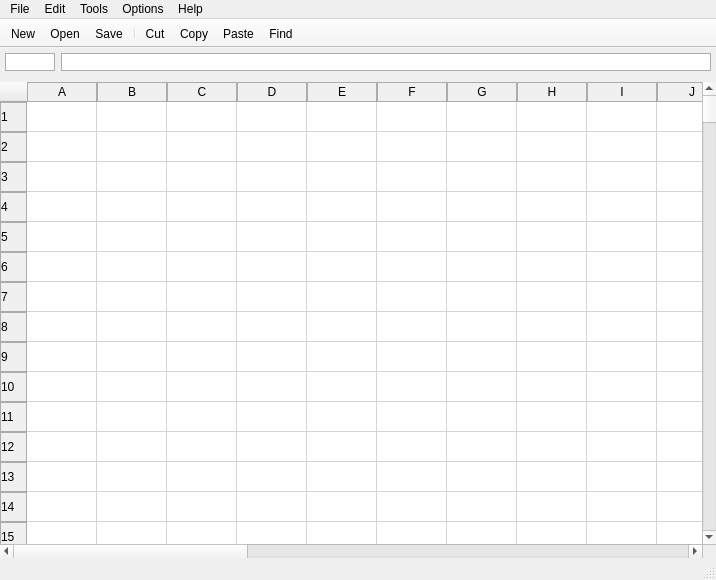
First picture: the form in table/main-window.ui, repository vbykovsky/polytech-qt-cpp, before the edit.
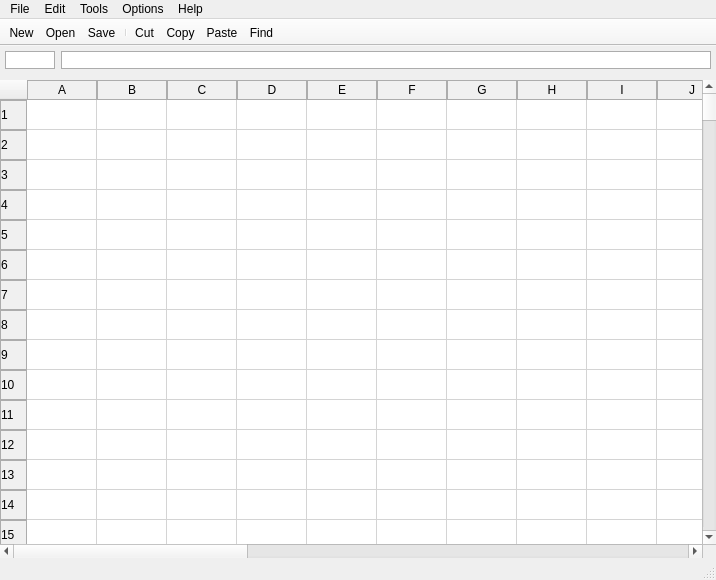
Second picture: the form after the edit. Icons and pictures are not drawn. Custom widgets are drawn as their Qt base class.

Patch:
```diff
--- a/table/main-window.ui
+++ b/table/main-window.ui
@@ -1378,6 +1378,15 @@
    <property name="styleSheet">
     <string notr="true">QToolBar {
 	background:#F3F3F3;
+}
+
+QToolButton {
+	border: 1px solid transparent;
+}
+
+QToolButton:hover {
+	background-color: #D2D2D2;
+	border: 1px solid #D2D2D2;
 }</string>
    </property>
    <property name="movable">
@@ -1388,8 +1397,8 @@
    </property>
    <property name="iconSize">
     <size>
-     <width>20</width>
-     <height>20</height>
+     <width>30</width>
+     <height>25</height>
     </size>
    </property>
    <property name="toolButtonStyle">
@@ -1627,6 +1636,13 @@
    </property>
   </action>
  </widget>
+ <customwidgets>
+  <customwidget>
+   <class>Table</class>
+   <extends>QTableWidget</extends>
+   <header>D:\Documents\QtProjects\polytech\table\table.h</header>
+  </customwidget>
+ </customwidgets>
  <resources>
   <include location="resources.qrc"/>
  </resources>
```
Left out of the diff: 59 changed lines with no effect on the pictures.
